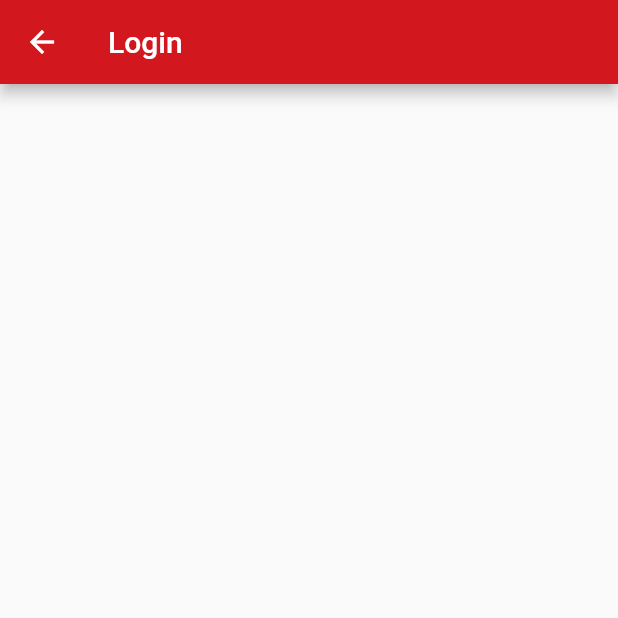
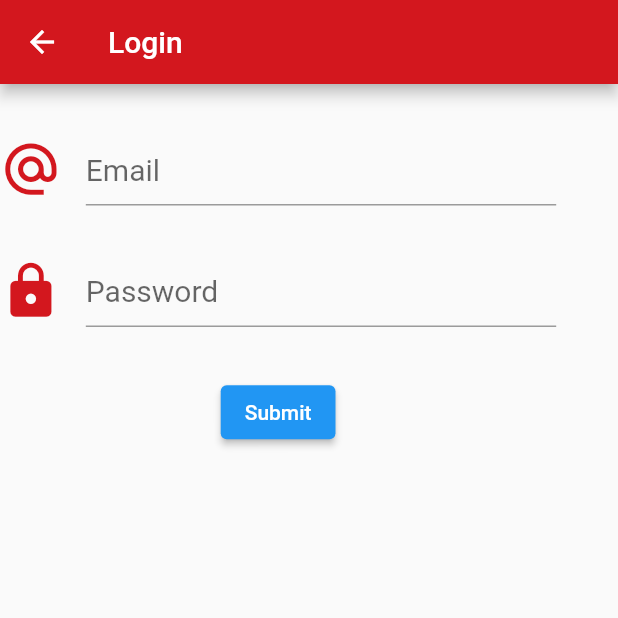
Before and after one commit to Pakorn2000/mobilefirst, a Flutter app: the screen it shows after launch, after a tap on "LOGIN", on a phone screen of 412 x 824 dp, the top half of it. Run offline on Flutter 3.47's test engine with Material 2 defaults, Android fonts, the phone set to English and light mode, and no system bars; our stand-ins replace sembast; network calls fail.

Commit message:
New dash board login

```diff
--- a/lib/main.dart
+++ b/lib/main.dart
@@ -3,6 +3,7 @@ import 'package:mobilefirst/screen/login.dart';
 import 'package:mobilefirst/screen/register.dart';
 import 'config/constant.dart';
 import 'package:mobilefirst/index.dart';
+import 'package:mobilefirst/screen/dashboard.dart';
 
 void main() {
   runApp(Myapp());
@@ -20,6 +21,7 @@ class Myapp extends StatelessWidget {
         routes: {
           'login': (context) => Login(),
           'register': (context)=> Register(),
+          'dashboard': (context) => Dashboard(),
         },
       home: Index(),
     );
--- a/lib/screen/login.dart
+++ b/lib/screen/login.dart
@@ -1,19 +1,96 @@
 import 'package:flutter/material.dart';
+import 'package:mobilefirst/backend/database.dart';
+import 'package:mobilefirst/config/constant.dart';
 
 class Login extends StatefulWidget {
-  const Login({Key? key}) : super(key: key);
-
   @override
   _LoginState createState() => _LoginState();
 }
 
 class _LoginState extends State<Login> {
+  var email, password;
+  final formKey = GlobalKey<FormState>();
+
   @override
   Widget build(BuildContext context) {
+    Size size = MediaQuery.of(context).size;
     return Scaffold(
       appBar: AppBar(
         title: Text('Login'),
       ),
+      body: Form(
+        key: formKey,
+        child: SingleChildScrollView(
+          child: Column(
+            children: [
+              SizedBox(
+                height: size.height * 0.04,
+              ),
+              Container(
+                width: size.width * 0.9,
+                child: TextFormField(
+                  style: TextStyle(color: Colors.black, fontSize: 20),
+                  decoration: InputDecoration(
+                    icon: Icon(
+                      Icons.alternate_email,
+                      color: pColor,
+                      size: size.height * 0.05,
+                    ),
+                    hintText: "Email",
+                  ),
+                  onSaved: (value) {
+                    email = value;
+                  },
+                ),
+              ),
+              SizedBox(
+                height: size.height * 0.04,
+              ),
+              Container(
+                width: size.width * 0.9,
+                child: TextFormField(
+                    style: TextStyle(color: Colors.black, fontSize: 20),
+                    obscureText: true,
+                    decoration: InputDecoration(
+                      icon: Icon(
+                        Icons.lock,
+                        color: pColor,
+                        size: size.height * 0.05,
+                      ),
+                      hintText: "Password",
+                    ),
+                    onSaved: (value) {
+                      password = value;
+                    }),
+              ),
+              SizedBox(
+                height: size.height * 0.04,
+              ),
+              ElevatedButton(
+                child: Text('Submit'),
+                onPressed: () {
+                  formKey.currentState!.save();
+                  // print("$email $password");
+                  var local = LocalDB();
+                  local.Login(email, password).then((value) {
+                    if (value) {
+                      print('success');
+                      Navigator.pushNamed(context, 'dashboard');
+                    } else {
+                      print('fail');
+                      final bar = SnackBar(
+                        content: Text('ไม่พบข้อมูล'),
+                        backgroundColor: Colors.red[900],
+                      );
+                      ScaffoldMessenger.of(context).showSnackBar(bar);
+                    }
+                  });
+                },
+              )
+            ],
+          ),
+        ),
+      ),
     );
   }
 }
--- a/pubspec.yaml
+++ b/pubspec.yaml
@@ -29,6 +29,9 @@ dependencies:
   # Use with the CupertinoIcons class for iOS style icons.
   cupertino_icons: ^1.0.2
   adobe_xd: ^2.0.0+1
+  sembast: ^3.1.0+2
+  path_provider: ^2.0.4
+  path: ^1.8.0
 
 dev_dependencies:
   flutter_test:
```
Also changed, not shown: lib/backend/database.dart (added, +67 -0 lines), lib/screen/dashboard.dart (added, +17 -0 lines), lib/screen/register.dart (+5 -5 lines), pubspec.lock.
